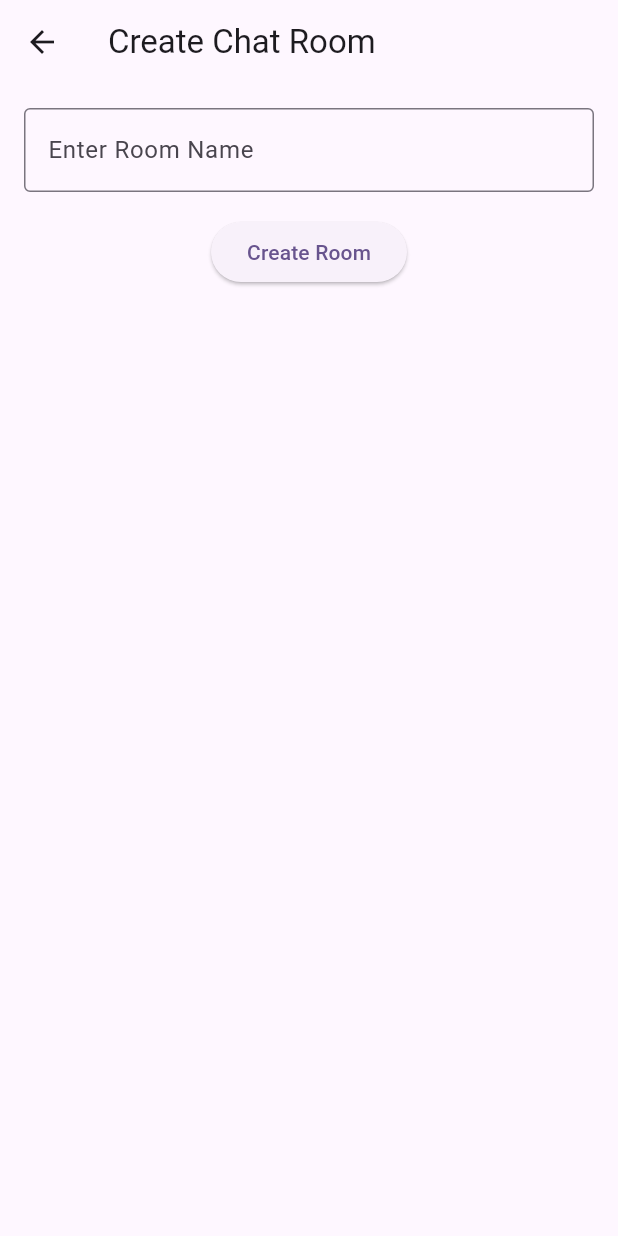
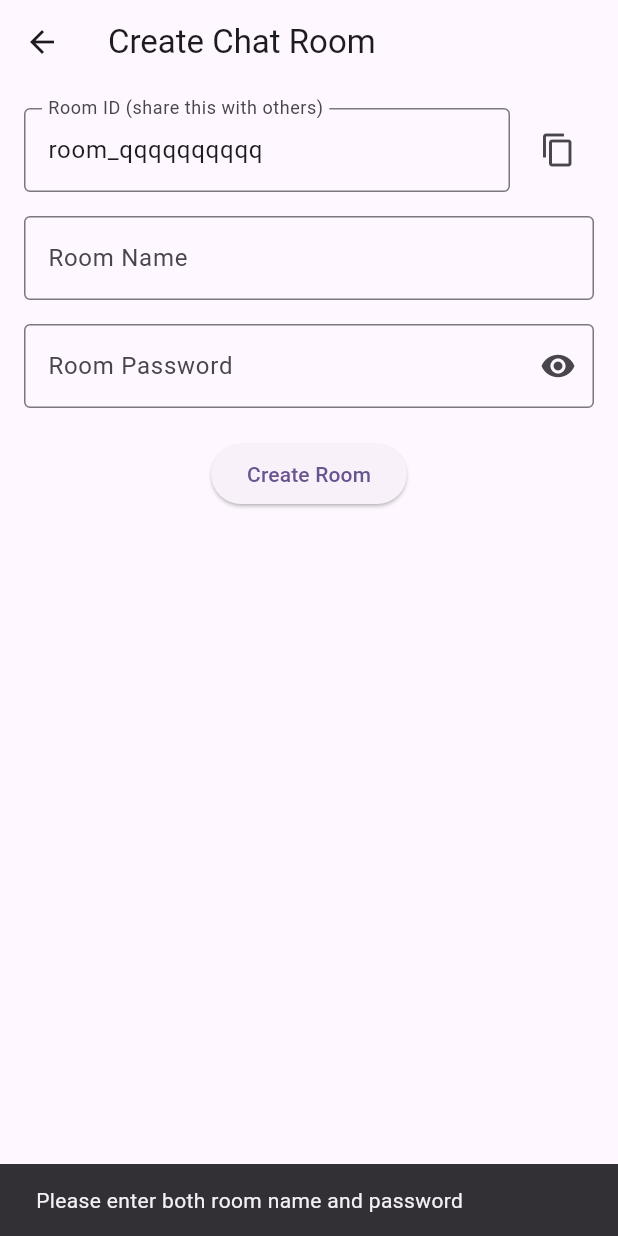
Before and after one commit to Kavishka-Ranasinghe/Buildsphere-Mobile-App, a Flutter app: the CreateRoom screen opened directly, after a tap on "Create Room", on a phone screen of 412 x 824 dp. Run offline on Flutter 3.47's test engine with Material 3 defaults, Android fonts, the phone set to English and light mode, and no system bars; our stand-ins replace cached_network_image, cloud_firestore, firebase_auth, firebase_core, firebase_storage, image_picker and 1 more; missing offline and left inert: cometchat_sdk; accounts and stored records are empty; statements that could not run were skipped.

Commit message:
cometchat - signup/login,create group

```diff
--- a/lib/Other users/create_room.dart
+++ b/lib/Other users/create_room.dart
@@ -1,5 +1,7 @@
+import 'dart:math';
 import 'package:flutter/material.dart';
 import 'package:cometchat_sdk/cometchat_sdk.dart';
+import 'package:flutter/services.dart';
 
 class CreateRoom extends StatefulWidget {
   const CreateRoom({super.key});
@@ -10,36 +12,55 @@ class CreateRoom extends StatefulWidget {
 
 class _CreateRoomState extends State<CreateRoom> {
   final TextEditingController _roomNameController = TextEditingController();
+  final TextEditingController _passwordController = TextEditingController();
+  late String _generatedRoomId;
+  bool _obscurePassword = true;
+
+
+  @override
+  void initState() {
+    super.initState();
+    _generatedRoomId = "room_${generateRandomID(10)}";
+  }
+
+  String generateRandomID(int length) {
+    const chars = 'abcdefghijklmnopqrstuvwxyz0123456789';
+    return List.generate(length, (index) => chars[Random().nextInt(chars.length)]).join();
+  }
 
   Future<void> createChatRoom() async {
     String groupName = _roomNameController.text.trim();
-    if (groupName.isEmpty) return;
+    String password = _passwordController.text.trim();
 
-    String guid = groupName.toLowerCase().replaceAll(" ", "_");
+    if (groupName.isEmpty || password.isEmpty) {
+      ScaffoldMessenger.of(context).showSnackBar(
+        const SnackBar(content: Text("Please enter both room name and password")),
+      );
+      return;
+    }
 
-    // ✅ Properly await the logged-in user
     User? loggedInUser = await CometChat.getLoggedInUser();
-    String ownerUid = loggedInUser?.uid ?? ""; // Assign UID if user is logged in
+    String ownerUid = loggedInUser?.uid ?? "";
 
-    // ✅ Corrected Group Constructor
     Group group = Group(
-      guid: guid, // Unique Group ID
-      name: groupName, // Group Name
-      type: CometChatGroupType.public, // Group Type (public/private/password)
-      owner: ownerUid, // Owner (Current User ID)
+      guid: _generatedRoomId,
+      name: groupName,
+      type: CometChatGroupType.password,
+      password: password,
+      owner: ownerUid,
     );
 
     await CometChat.createGroup(
-      group: group, // ✅ Pass group as a named parameter
+      group: group,
       onSuccess: (Group createdGroup) {
         print("✅ Chat Room Created: ${createdGroup.guid}");
         ScaffoldMessenger.of(context).showSnackBar(
-          SnackBar(content: Text("Chat Room '${createdGroup.name}' Created Successfully!")),
+          SnackBar(content: Text("Room '${createdGroup.name}' Created!\nRoom ID: ${createdGroup.guid}")),
         );
-        Navigator.pop(context); // Return to previous page after creating room
+        Navigator.pop(context);
       },
       onError: (CometChatException e) {
-        print("❌ Chat Room Creation Failed: ${e.message}");
+        print("❌ Room Creation Failed: ${e.message}");
         ScaffoldMessenger.of(context).showSnackBar(
           SnackBar(content: Text("Failed to create room: ${e.message}")),
         );
@@ -55,14 +76,66 @@ class _CreateRoomState extends State<CreateRoom> {
         padding: const EdgeInsets.all(16.0),
         child: Column(
           children: [
+            // Place this in your build method inside a Row for TextField + Icon
+            Row(
+              children: [
+                Expanded(
+                  child: TextField(
+                    readOnly: true,
+                    controller: TextEditingController(text: _generatedRoomId),
+                    decoration: const InputDecoration(
+                      labelText: "Room ID (share this with others)",
+                      border: OutlineInputBorder(),
+                    ),
+                  ),
+                ),
+                const SizedBox(width: 8),
+                IconButton(
+                  icon: const Icon(Icons.copy),
+                  onPressed: () {
+                    Clipboard.setData(ClipboardData(text: _generatedRoomId));
+                    ScaffoldMessenger.of(context).showSnackBar(
+                      const SnackBar(content: Text("Room ID copied to clipboard!")),
+                    );
+                  },
+                ),
+              ],
+            ),
+
+            const SizedBox(height: 16),
+
+            // 📝 Room Name
             TextField(
               controller: _roomNameController,
               decoration: const InputDecoration(
-                labelText: "Enter Room Name",
+                labelText: "Room Name",
                 border: OutlineInputBorder(),
               ),
             ),
             const SizedBox(height: 16),
+
+            // 🔐 Password
+            TextField(
+              controller: _passwordController,
+              obscureText: _obscurePassword,
+              decoration: InputDecoration(
+                labelText: "Room Password",
+                border: const OutlineInputBorder(),
+                suffixIcon: IconButton(
+                  icon: Icon(
+                    _obscurePassword ? Icons.visibility : Icons.visibility_off,
+                  ),
+                  onPressed: () {
+                    setState(() {
+                      _obscurePassword = !_obscurePassword;
+                    });
+                  },
+                ),
+              ),
+            ),
+
+            const SizedBox(height: 20),
+
             ElevatedButton(
               onPressed: createChatRoom,
               child: const Text("Create Room"),
--- a/lib/Signup Pages/other_sign_up.dart
+++ b/lib/Signup Pages/other_sign_up.dart
@@ -90,7 +90,7 @@ class _SignUpPageState extends State<SignUpPage> {
   }
 
   Future<void> cometChatLogin() async {
-    String authKey = "406963557ec3469a8334514e054f7035ccee829b"; // Your CometChat Auth Key
+    String authKey = "6d0dad629d71caa8a4f436f2920daa048feaaa8e"; // Your CometChat Auth Key
 
     // ✅ Get Firebase user details
     firebase_auth.User? firebaseUser = firebase_auth.FirebaseAuth.instance.currentUser;
--- a/lib/login.dart
+++ b/lib/login.dart
@@ -106,7 +106,7 @@ class _LoginPageState extends State<LoginPage> {
     }
   }
   Future<void> cometChatLogin() async {
-    String authKey = "406963557ec3469a8334514e054f7035ccee829b"; // Your CometChat Auth Key
+    String authKey = "6d0dad629d71caa8a4f436f2920daa048feaaa8e"; // Your CometChat Auth Key
 
     // ✅ Get Firebase user details
     firebase_auth.User? firebaseUser = firebase_auth.FirebaseAuth.instance.currentUser;
--- a/lib/main.dart
+++ b/lib/main.dart
@@ -8,7 +8,7 @@ void main() async {
   await Firebase.initializeApp();
 
   // CometChat Initialization
-  String appID = "272118efd8608bae";
+  String appID = "272345917d37d43c";
   String region = "in";
 
   AppSettings appSettings = (AppSettingsBuilder()
```
